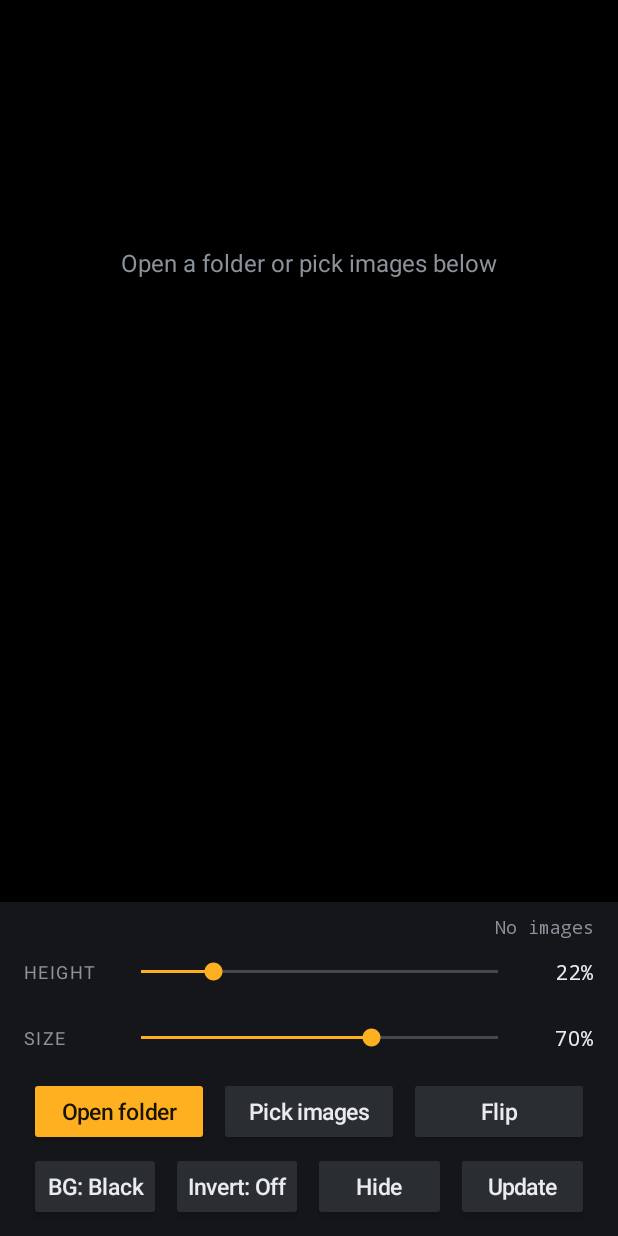
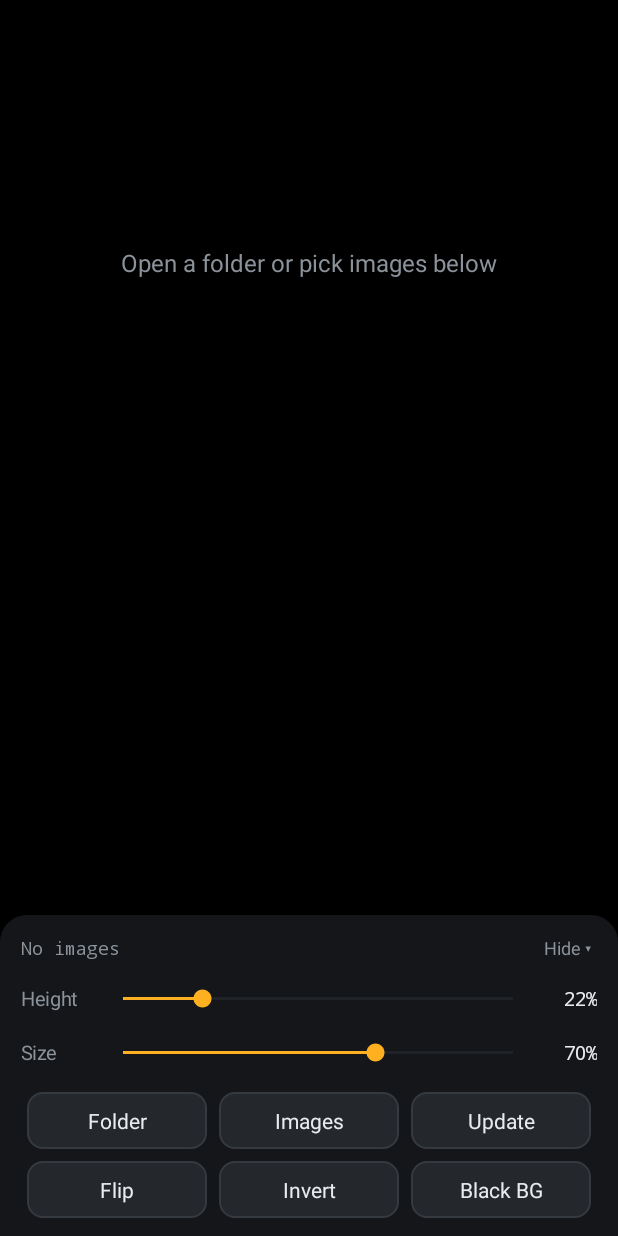
Before and after one commit to kefirman9000/logo-lift-viewer, an Android app: the screen it shows after launch (MainActivity), on a phone screen of 412 x 824 dp. Run offline under Robolectric (Android 15) with nearby library versions, the phone set to English and light mode, and no system bars.

Commit message:
Tidy up the control panel
Same-size rounded buttons in two even rows (sources/update, then display
toggles), shorter sliders, and toggles that light up the same way when on.
Hide moves to a small link next to the image counter.

Co-Authored-By: Claude Opus 5.5 <noreply@anthropic.com>
Claude-Session: https://claude.ai/code/session_01STdKC8Q9V5iQRSa4eqv1Pb

```diff
--- a/app/src/main/java/com/kefirman9000/logolift/MainActivity.java
+++ b/app/src/main/java/com/kefirman9000/logolift/MainActivity.java
@@ -7,10 +7,13 @@ import android.content.ContentResolver;
 import android.content.Intent;
 import android.content.SharedPreferences;
 import android.content.pm.ActivityInfo;
+import android.content.res.ColorStateList;
 import android.content.res.Configuration;
 import android.database.Cursor;
 import android.graphics.Color;
 import android.graphics.Insets;
+import android.graphics.drawable.GradientDrawable;
+import android.graphics.drawable.RippleDrawable;
 import android.net.Uri;
 import android.os.Bundle;
 import android.provider.DocumentsContract;
@@ -21,7 +24,6 @@ import android.view.View;
 import android.view.WindowInsets;
 import android.view.WindowInsetsController;
 import android.view.WindowManager;
-import android.widget.Button;
 import android.widget.FrameLayout;
 import android.widget.LinearLayout;
 import android.widget.SeekBar;
@@ -49,14 +51,16 @@ public class MainActivity extends Activity {
     private static final int INK = 0xFFE9EBEE;
     private static final int MUTED = 0xFF8B929A;
     private static final int ACCENT = 0xFFFFB020;
+    private static final int BTN_BG = 0xFF24282D;
+    private static final int BTN_LINE = 0xFF353A40;
 
     private SharedPreferences prefs;
     private LogoView view;
     private LinearLayout dock;
     private TextView counter;
-    private Button bgBtn;
-    private Button invBtn;
-    private Button flipBtn;
+    private TextView bgBtn;
+    private TextView invBtn;
+    private TextView flipBtn;
     private boolean dockShown = true;
     private boolean fromFolder = false;
 
@@ -182,34 +186,51 @@ public class MainActivity extends Activity {
     private LinearLayout buildDock() {
         LinearLayout d = new LinearLayout(this);
         d.setOrientation(LinearLayout.VERTICAL);
-        d.setBackgroundColor(DOCK_BG);
+        GradientDrawable panel = new GradientDrawable();
+        panel.setColor(DOCK_BG);
+        float r = dp(18);
+        panel.setCornerRadii(new float[]{r, r, r, r, 0, 0, 0, 0});
+        d.setBackground(panel);
         d.setClickable(true); // don't let taps fall through to the image
         d.setOnApplyWindowInsetsListener((v, ins) -> {
             Insets n = ins.getInsetsIgnoringVisibility(WindowInsets.Type.navigationBars() | WindowInsets.Type.displayCutout());
-            v.setPadding(dp(16) + n.left, dp(8), dp(16) + n.right, dp(10) + n.bottom);
+            v.setPadding(dp(14) + n.left, dp(6), dp(14) + n.right, dp(12) + n.bottom);
             return ins;
         });
 
+        // header: image counter on the left, hide on the right
+        LinearLayout head = new LinearLayout(this);
+        head.setOrientation(LinearLayout.HORIZONTAL);
+        head.setGravity(Gravity.CENTER_VERTICAL);
         counter = new TextView(this);
         counter.setTextSize(TypedValue.COMPLEX_UNIT_SP, 12);
         counter.setTypeface(android.graphics.Typeface.MONOSPACE);
         counter.setTextColor(MUTED);
-        counter.setGravity(Gravity.END);
-        d.addView(counter, new LinearLayout.LayoutParams(-1, -2));
+        head.addView(counter, new LinearLayout.LayoutParams(0, -2, 1));
+        TextView hide = new TextView(this);
+        hide.setText("Hide \u25BE");
+        hide.setTextSize(TypedValue.COMPLEX_UNIT_SP, 12);
+        hide.setTextColor(MUTED);
+        hide.setGravity(Gravity.CENTER);
+        hide.setPadding(dp(10), 0, dp(4), 0);
+        hide.setOnClickListener(v -> toggleDock());
+        head.addView(hide, new LinearLayout.LayoutParams(-2, dp(32)));
+        d.addView(head);
 
-        d.addView(sliderRow("HEIGHT", 6, 85, prefs.getInt("pos", 22), val -> {
+        d.addView(sliderRow("Height", 6, 85, prefs.getInt("pos", 22), val -> {
             view.setPosFrac(val / 100f);
             prefs.edit().putInt("pos", val).apply();
         }));
-        d.addView(sliderRow("SIZE", 15, 100, prefs.getInt("size", 70), val -> {
+        d.addView(sliderRow("Size", 15, 100, prefs.getInt("size", 70), val -> {
             view.setSizeFrac(val / 100f);
             prefs.edit().putInt("size", val).apply();
         }));
 
+        // row 1: where images come from, plus updates
         LinearLayout r1 = row();
-        Button folder = button("Open folder", true);
+        TextView folder = button("Folder");
         folder.setOnClickListener(v -> startActivityForResult(new Intent(Intent.ACTION_OPEN_DOCUMENT_TREE), REQ_FOLDER));
-        Button pick = button("Pick images", false);
+        TextView pick = button("Images");
         pick.setOnClickListener(v -> {
             Intent i = new Intent(Intent.ACTION_OPEN_DOCUMENT);
             i.addCategory(Intent.CATEGORY_OPENABLE);
@@ -217,39 +238,36 @@ public class MainActivity extends Activity {
             i.putExtra(Intent.EXTRA_ALLOW_MULTIPLE, true);
             startActivityForResult(i, REQ_PICK);
         });
-        flipBtn = button("", false);
+        TextView upd = button("Update");
+        upd.setOnClickListener(v -> checkForUpdate(true));
+        r1.addView(folder, weight());
+        r1.addView(pick, weight());
+        r1.addView(upd, weight());
+        d.addView(r1);
+
+        // row 2: display toggles (highlighted when on)
+        LinearLayout r2 = row();
+        flipBtn = button("Flip");
         flipBtn.setOnClickListener(v -> {
             boolean on = !prefs.getBoolean("flip", false);
             prefs.edit().putBoolean("flip", on).apply();
             applyFlip();
         });
-        r1.addView(folder, weight());
-        r1.addView(pick, weight());
-        r1.addView(flipBtn, weight());
-        d.addView(r1);
-
-        LinearLayout r2 = row();
-        bgBtn = button("", false);
+        invBtn = button("Invert");
+        invBtn.setOnClickListener(v -> {
+            boolean on = !prefs.getBoolean("invert", false);
+            prefs.edit().putBoolean("invert", on).apply();
+            applyInvert();
+        });
+        bgBtn = button("");
         bgBtn.setOnClickListener(v -> {
             boolean white = !prefs.getBoolean("white", false);
             prefs.edit().putBoolean("white", white).apply();
             applyBg();
         });
-        Button inv = button("", false);
-        invBtn = inv;
-        inv.setOnClickListener(v -> {
-            boolean on = !prefs.getBoolean("invert", false);
-            prefs.edit().putBoolean("invert", on).apply();
-            applyInvert();
-        });
-        Button hide = button("Hide", false);
-        hide.setOnClickListener(v -> toggleDock());
-        Button upd = button("Update", false);
-        upd.setOnClickListener(v -> checkForUpdate(true));
+        r2.addView(flipBtn, weight());
+        r2.addView(invBtn, weight());
         r2.addView(bgBtn, weight());
-        r2.addView(inv, weight());
-        r2.addView(hide, weight());
-        r2.addView(upd, weight());
         d.addView(r2);
         return d;
     }
@@ -260,29 +278,30 @@ public class MainActivity extends Activity {
         LinearLayout r = new LinearLayout(this);
         r.setOrientation(LinearLayout.HORIZONTAL);
         r.setGravity(Gravity.CENTER_VERTICAL);
-        r.setMinimumHeight(dp(44));
+        r.setMinimumHeight(dp(36));
 
         TextView l = new TextView(this);
         l.setText(label);
         l.setTextColor(MUTED);
-        l.setTextSize(TypedValue.COMPLEX_UNIT_SP, 12);
-        l.setLetterSpacing(0.08f);
-        r.addView(l, new LinearLayout.LayoutParams(dp(62), -2));
+        l.setTextSize(TypedValue.COMPLEX_UNIT_SP, 13);
+        r.addView(l, new LinearLayout.LayoutParams(dp(52), -2));
 
         SeekBar sb = new SeekBar(this);
         sb.setMin(min);
         sb.setMax(max);
         sb.setProgress(value);
-        sb.setProgressTintList(android.content.res.ColorStateList.valueOf(ACCENT));
-        sb.setThumbTintList(android.content.res.ColorStateList.valueOf(ACCENT));
+        sb.setProgressTintList(ColorStateList.valueOf(ACCENT));
+        sb.setThumbTintList(ColorStateList.valueOf(ACCENT));
+        sb.setProgressBackgroundTintList(ColorStateList.valueOf(0xFF3A3F45));
         r.addView(sb, new LinearLayout.LayoutParams(0, -2, 1));
 
         TextView out = new TextView(this);
         out.setText(value + "%");
         out.setTextColor(INK);
+        out.setTextSize(TypedValue.COMPLEX_UNIT_SP, 13);
         out.setTypeface(android.graphics.Typeface.MONOSPACE);
         out.setGravity(Gravity.END);
-        r.addView(out, new LinearLayout.LayoutParams(dp(48), -2));
+        r.addView(out, new LinearLayout.LayoutParams(dp(40), -2));
 
         sb.setOnSeekBarChangeListener(new SeekBar.OnSeekBarChangeListener() {
             @Override public void onProgressChanged(SeekBar s, int p, boolean fromUser) {
@@ -298,25 +317,36 @@ public class MainActivity extends Activity {
     private LinearLayout row() {
         LinearLayout r = new LinearLayout(this);
         r.setOrientation(LinearLayout.HORIZONTAL);
-        r.setPadding(0, dp(4), 0, 0);
+        r.setPadding(0, dp(8), 0, 0);
         return r;
     }
 
     private LinearLayout.LayoutParams weight() {
-        LinearLayout.LayoutParams p = new LinearLayout.LayoutParams(0, dp(46), 1);
-        p.setMargins(dp(3), 0, dp(3), 0);
+        LinearLayout.LayoutParams p = new LinearLayout.LayoutParams(0, dp(38), 1);
+        p.setMargins(dp(4), 0, dp(4), 0);
         return p;
     }
 
-    private Button button(String text, boolean primary) {
-        Button b = new Button(this);
+    /** Every dock button looks the same: a flat rounded pill, same size, same text. */
+    private TextView button(String text) {
+        TextView b = new TextView(this);
         b.setText(text);
-        b.setAllCaps(false);
-        b.setTextSize(TypedValue.COMPLEX_UNIT_SP, 15);
-        b.setTextColor(primary ? 0xFF1A1300 : INK);
-        b.setBackgroundTintList(android.content.res.ColorStateList.valueOf(primary ? ACCENT : 0xFF2A2E33));
-        b.setPadding(dp(6), 0, dp(6), 0);
+        b.setGravity(Gravity.CENTER);
+        b.setSingleLine(true);
+        b.setTextSize(TypedValue.COMPLEX_UNIT_SP, 14);
+        b.setClickable(true);
+        b.setFocusable(true);
+        styleButton(b, false);
         return b;
+    }
+
+    private void styleButton(TextView b, boolean on) {
+        GradientDrawable shape = new GradientDrawable();
+        shape.setCornerRadius(dp(10));
+        shape.setColor(on ? 0x33FFB020 : BTN_BG);
+        shape.setStroke(dp(1), on ? ACCENT : BTN_LINE);
+        b.setBackground(new RippleDrawable(ColorStateList.valueOf(0x33FFFFFF), shape, null));
+        b.setTextColor(on ? ACCENT : INK);
     }
 
     private void applyBg() {
@@ -324,7 +354,8 @@ public class MainActivity extends Activity {
         int c = white ? Color.WHITE : Color.BLACK;
         view.setBg(c);
         getWindow().getDecorView().setBackgroundColor(view.shownBg());
-        bgBtn.setText(white ? "BG: White" : "BG: Black");
+        bgBtn.setText(white ? "White BG" : "Black BG");
+        styleButton(bgBtn, white);
     }
 
     /** Upside-down mode: turns the whole app 180° so a camera notch ends up at the bottom. */
@@ -332,20 +363,16 @@ public class MainActivity extends Activity {
         boolean on = prefs.getBoolean("flip", false);
         setRequestedOrientation(on ? ActivityInfo.SCREEN_ORIENTATION_REVERSE_PORTRAIT
                                    : ActivityInfo.SCREEN_ORIENTATION_UNSPECIFIED);
-        flipBtn.setText(on ? "Flipped" : "Flip");
+        styleButton(flipBtn, on);
         // when flipped, tuck the dock away so the screen is clear; tap the image to bring it back
         if (on && dockShown) dock.post(this::toggleDock);
-        flipBtn.setTextColor(on ? 0xFF1A1300 : INK);
-        flipBtn.setBackgroundTintList(android.content.res.ColorStateList.valueOf(on ? ACCENT : 0xFF2A2E33));
     }
 
     private void applyInvert() {
         boolean on = prefs.getBoolean("invert", false);
         view.setInvert(on);
         getWindow().getDecorView().setBackgroundColor(view.shownBg());
-        invBtn.setText(on ? "Invert: On" : "Invert: Off");
-        invBtn.setTextColor(on ? 0xFF1A1300 : INK);
-        invBtn.setBackgroundTintList(android.content.res.ColorStateList.valueOf(on ? ACCENT : 0xFF2A2E33));
+        styleButton(invBtn, on);
     }
 
     private void toggleDock() {
```
Also changed, not shown: 1 other file.
